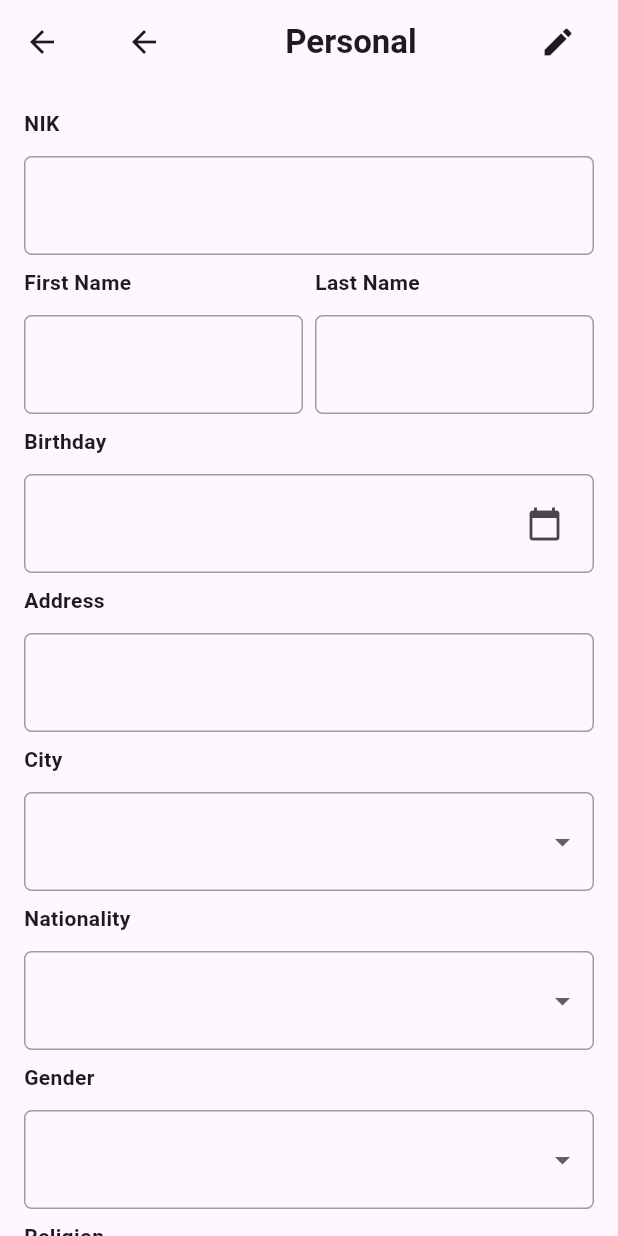
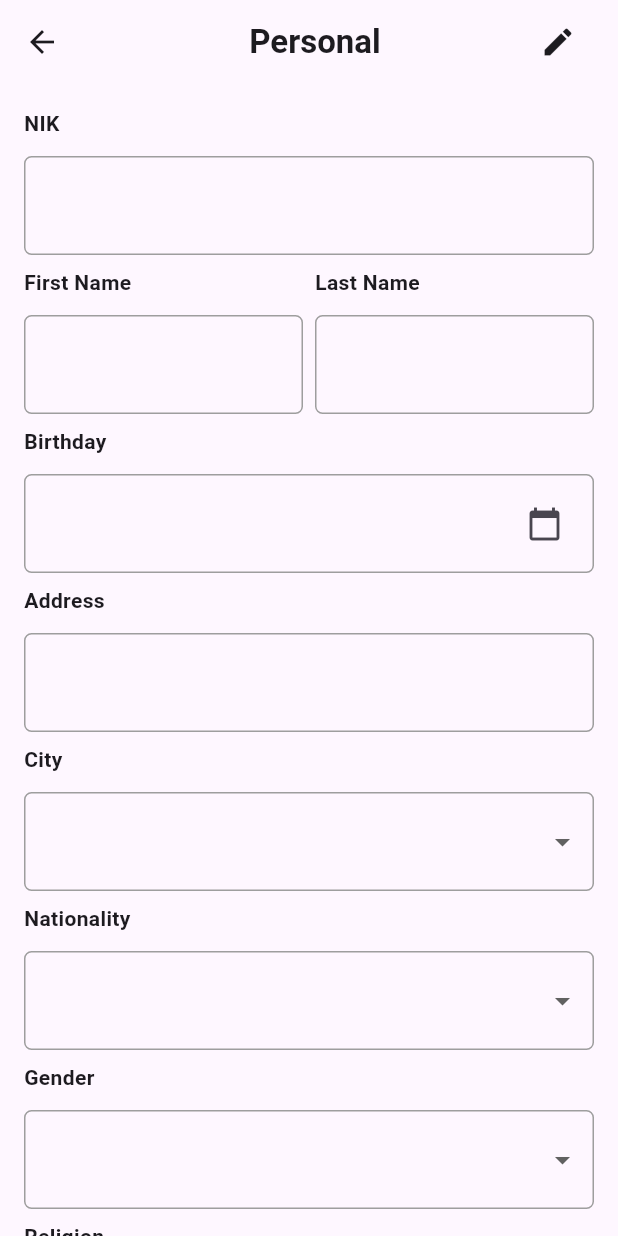
Before and after one commit to aulianrfz/MobileApplication-Proyek4, a Flutter app: the FormInputPage screen opened by its route, on a phone screen of 412 x 824 dp. Run offline on Flutter 3.47's test engine with Material 3 defaults, Android fonts, the phone set to English and light mode, and no system bars.

Commit message:
integrasi sprint1

```diff
--- a/lib/homepage.dart
+++ b/lib/homepage.dart
@@ -106,7 +106,7 @@ class Homepage extends StatelessWidget {
                     text: 'Personal',
                     color: const Color(0xFFFA3C81),
                     onTap: () {
-                      // Add your on-tap logic here
+                      Navigator.pushNamed(context, '/personal');
                     },
                   ),
 
--- a/lib/personal.dart
+++ b/lib/personal.dart
@@ -60,12 +60,6 @@ class _FormInputPageState extends State<FormInputPage> {
       appBar: AppBar(
         title: Row(
           children: [
-            IconButton(
-              icon: Icon(Icons.arrow_back),
-              onPressed: () {
-                Navigator.of(context).pop();
-              },
-            ),
             Expanded(
               child: Text(
                 'Personal',
```
